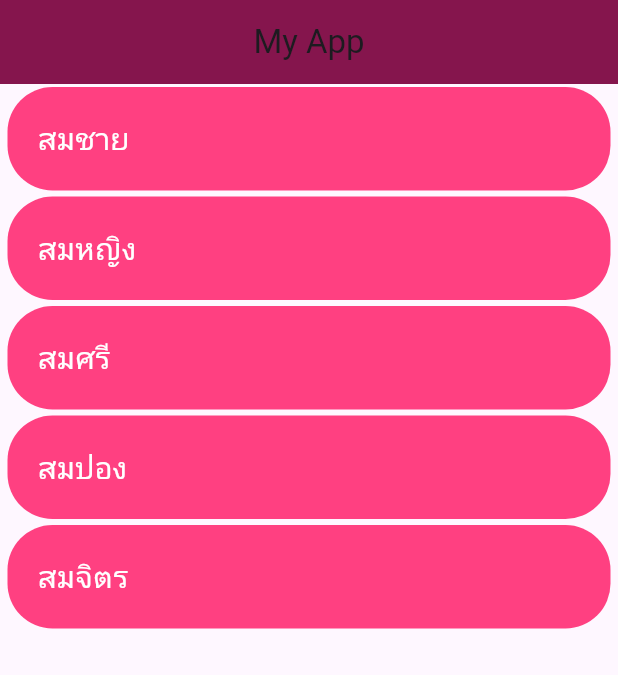
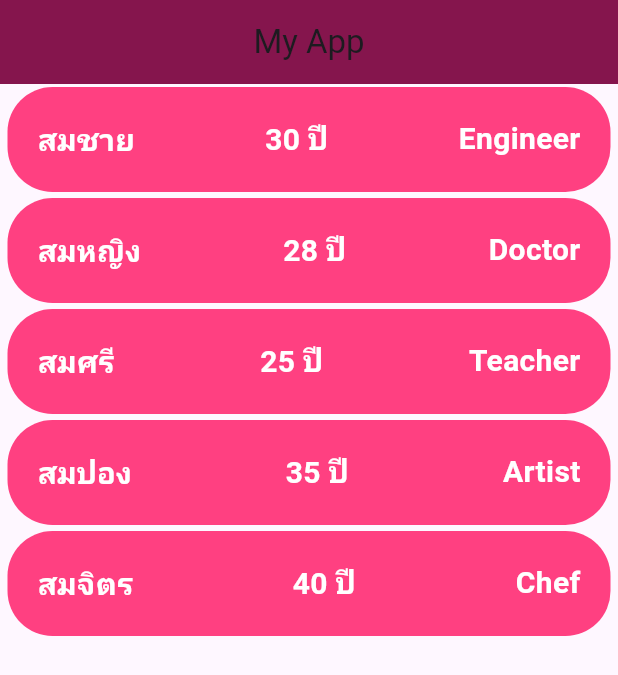
Before and after one commit to armzaza595/learn_flutter_67_1, a Flutter app: the screen it shows after launch, on a phone screen of 412 x 824 dp. Shown: the top 675 px of the screen. Run offline on Flutter 3.47's test engine with Material 3 defaults, Android fonts, the phone set to English and light mode, and no system bars.

Commit message:
step9: make a model for store data

```diff
--- a/lib/main.dart
+++ b/lib/main.dart
@@ -1,6 +1,7 @@
 import 'package:flutter/material.dart';
 import 'package:learn_flutter_67_1/screen/home.dart';
 import 'package:learn_flutter_67_1/screen/item.dart';
+
 
 void main() {
   runApp(
--- a/lib/model/person.dart
+++ b/lib/model/person.dart
@@ -1 +1,14 @@
-class Person {}
+class Person {
+  String name;
+  int age;
+  String job;
+
+  Person({required this.name, required this.age, required this.job});
+}
+List<Person> personList = [
+  Person(name: "สมชาย", age: 30, job: "Engineer"),
+  Person(name: "สมหญิง", age: 28, job: "Doctor"),
+  Person(name: "สมศรี", age: 25, job: "Teacher"),
+  Person(name: "สมปอง", age: 35, job: "Artist"),
+  Person(name: "สมจิตร", age: 40, job: "Chef"),
+];
--- a/lib/screen/item.dart
+++ b/lib/screen/item.dart
@@ -1,4 +1,5 @@
 import 'package:flutter/material.dart';
+import 'package:learn_flutter_67_1/model/person.dart';
 
 class Item extends StatefulWidget {
   const Item({super.key});
@@ -8,12 +9,10 @@ class Item extends StatefulWidget {
 }
 
 class ItemState extends State<Item> {
-  List<String> data = ["สมชาย", "สมหญิง", "สมศรี", "สมปอง", "สมจิตร"];
-
   @override
   Widget build(BuildContext context) {
     return ListView.builder(
-      itemCount: data.length,
+      itemCount: personList.length,
       itemBuilder: (context, index) {
         return Container(
           decoration: BoxDecoration(
@@ -22,10 +21,35 @@ class ItemState extends State<Item> {
           ),
           margin: const EdgeInsets.symmetric(vertical: 2, horizontal: 5),
           padding: const EdgeInsets.all(20),
-          child: Text(
-            data[index], // ✅ แก้แล้ว
-            style: const TextStyle(fontSize: 20, color: Colors.white),
-          ),
+            child: Row(
+              mainAxisAlignment: MainAxisAlignment.spaceBetween,
+              children: [
+                Text(
+                  personList[index].name,
+                  style: const TextStyle(
+                    fontSize: 20,
+                    color: Colors.white,
+                    fontWeight: FontWeight.bold,
+                  ),
+                ),
+                Text(
+                  "${personList[index].age} ปี",
+                  style: const TextStyle(
+                    fontSize: 20,
+                    color: Colors.white,
+                    fontWeight: FontWeight.bold,
+                  ),
+                ),
+                Text(
+                  personList[index].job,
+                  style: const TextStyle(
+                    fontSize: 20,
+                    color: Colors.white,
+                    fontWeight: FontWeight.bold,
+                  ),
+                ),
+              ],
+            )
         );
       },
     );
```
